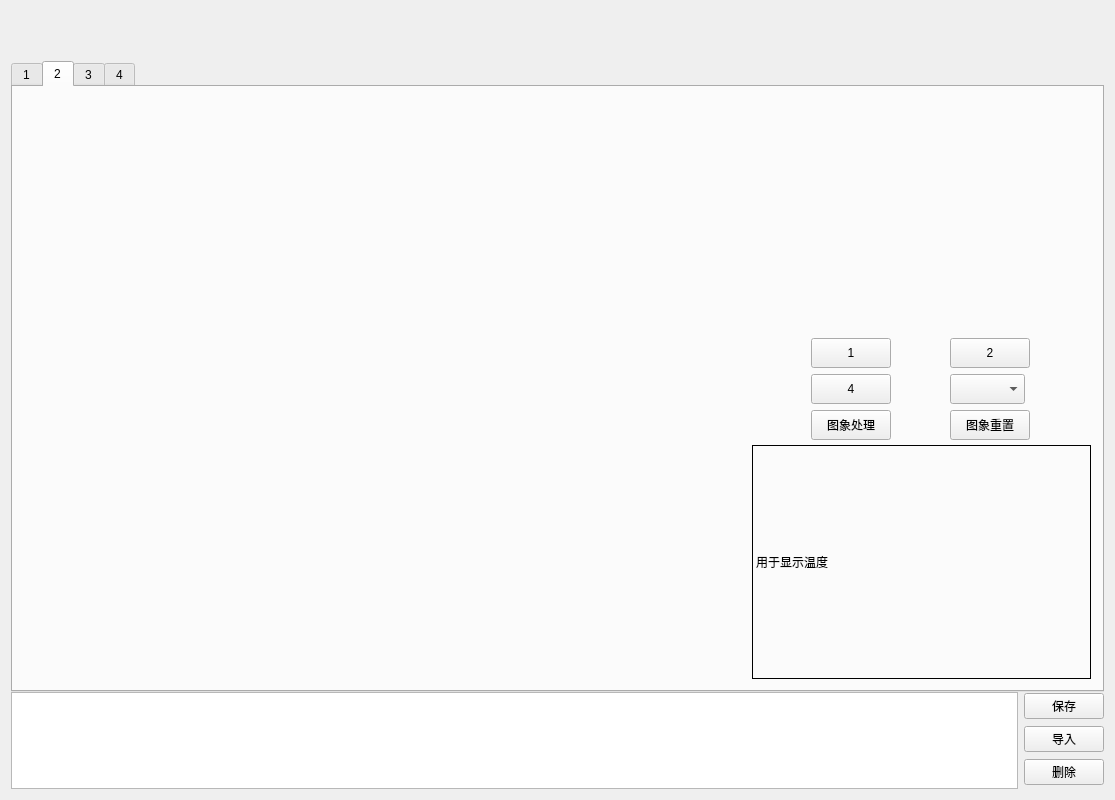
The window that MTD/widget.ui (wj199046/MTD-20170814) describes before a commit, drawn with Qt 5.
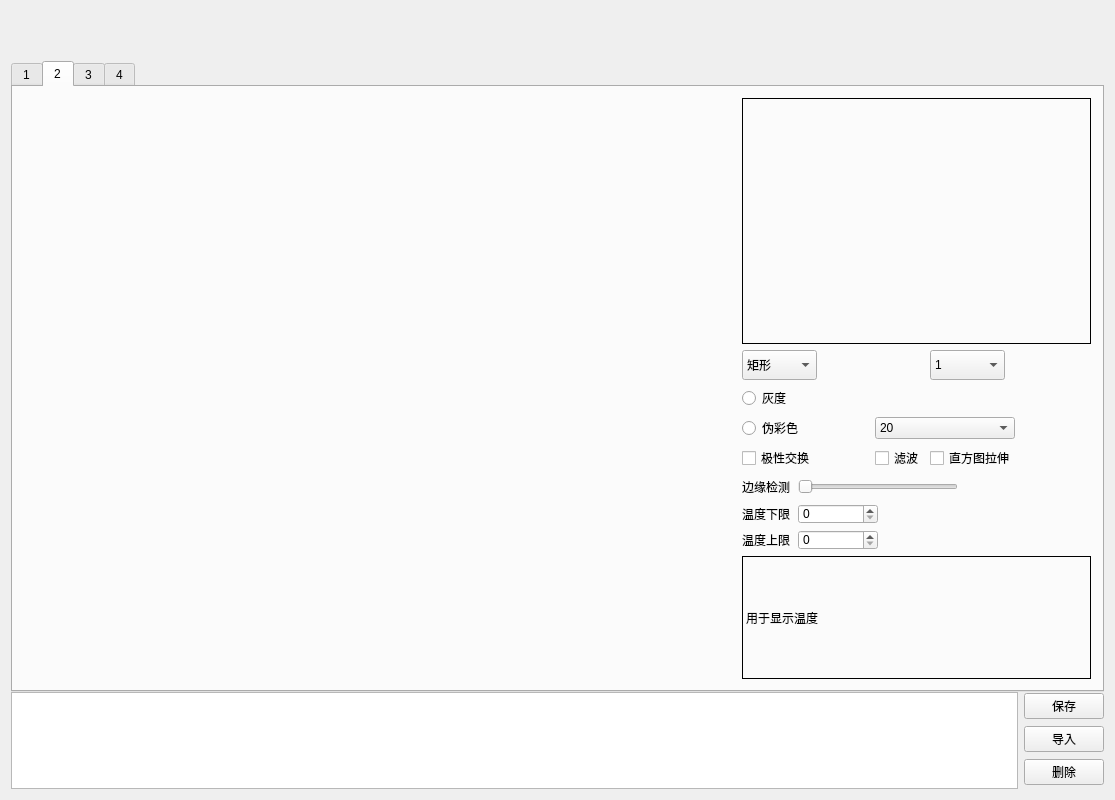
The same window after the commit. The open tabs and pages were chosen to show the change. Icons and pictures are not drawn. Custom widgets are drawn as their Qt base class.

Commit message: 删除图片分析界面，将控件放在主界面上

What changed in the file:
```diff
--- a/MTD/widget.ui
+++ b/MTD/widget.ui
@@ -527,20 +527,17 @@
            <item>
             <layout class="QHBoxLayout" name="horizontalLayout_6" stretch="2,1">
              <property name="spacing">
-              <number>50</number>
+              <number>20</number>
              </property>
              <item>
               <widget class="SplitScreenLabelWidget" name="label_analysisPicture" native="true"/>
              </item>
              <item>
-              <layout class="QVBoxLayout" name="verticalLayout_3">
-               <property name="spacing">
-                <number>5</number>
-               </property>
+              <layout class="QVBoxLayout" name="verticalLayout_3" stretch="2,1,1">
                <item>
                 <widget class="QLabel" name="label_printScreen">
                  <property name="frameShape">
-                  <enum>QFrame::NoFrame</enum>
+                  <enum>QFrame::Box</enum>
                  </property>
                  <property name="text">
                   <string/>
@@ -549,51 +546,7 @@
                </item>
                <item>
                 <layout class="QGridLayout" name="gridLayout_2">
-                 <property name="horizontalSpacing">
-                  <number>0</number>
-                 </property>
-                 <property name="verticalSpacing">
-                  <number>6</number>
-                 </property>
-                 <item row="0" column="0">
-                  <widget class="QPushButton" name="pushButton_splitScreen_1">
-                   <property name="sizePolicy">
-                    <sizepolicy hsizetype="Fixed" vsizetype="Fixed">
-                     <horstretch>0</horstretch>
-                     <verstretch>0</verstretch>
-                    </sizepolicy>
-                   </property>
-                   <property name="minimumSize">
-                    <size>
-                     <width>0</width>
-                     <height>30</height>
-                    </size>
-                   </property>
-                   <property name="text">
-                    <string>1</string>
-                   </property>
-                  </widget>
-                 </item>
-                 <item row="0" column="1">
-                  <widget class="QPushButton" name="pushButton_splitScreen_2">
-                   <property name="sizePolicy">
-                    <sizepolicy hsizetype="Fixed" vsizetype="Fixed">
-                     <horstretch>0</horstretch>
-                     <verstretch>0</verstretch>
-                    </sizepolicy>
-                   </property>
-                   <property name="minimumSize">
-                    <size>
-                     <width>0</width>
-                     <height>30</height>
-                    </size>
-                   </property>
-                   <property name="text">
-                    <string>2</string>
-                   </property>
-                  </widget>
-                 </item>
-                 <item row="1" column="1">
+                 <item row="0" column="0" colspan="3">
                   <widget class="QComboBox" name="comboBox_printScreenForm">
                    <property name="sizePolicy">
                     <sizepolicy hsizetype="Fixed" vsizetype="Fixed">
@@ -613,10 +566,25 @@
                      <height>30</height>
                     </size>
                    </property>
+                   <item>
+                    <property name="text">
+                     <string>矩形</string>
+                    </property>
+                   </item>
+                   <item>
+                    <property name="text">
+                     <string>椭圆形</string>
+                    </property>
+                   </item>
+                   <item>
+                    <property name="text">
+                     <string>多边形</string>
+                    </property>
+                   </item>
                   </widget>
                  </item>
-                 <item row="2" column="0">
-                  <widget class="QPushButton" name="pushButton_maniTool">
+                 <item row="0" column="3" colspan="2">
+                  <widget class="QComboBox" name="comboBox_splitScreen">
                    <property name="sizePolicy">
                     <sizepolicy hsizetype="Fixed" vsizetype="Fixed">
                      <horstretch>0</horstretch>
@@ -625,36 +593,105 @@
                    </property>
                    <property name="minimumSize">
                     <size>
-                     <width>0</width>
+                     <width>75</width>
                      <height>30</height>
                     </size>
                    </property>
+                   <item>
+                    <property name="text">
+                     <string>1</string>
+                    </property>
+                   </item>
+                   <item>
+                    <property name="text">
+                     <string>2</string>
+                    </property>
+                   </item>
+                   <item>
+                    <property name="text">
+                     <string>4</string>
+                    </property>
+                   </item>
+                  </widget>
+                 </item>
+                 <item row="1" column="0" colspan="3">
+                  <widget class="QRadioButton" name="radioButton_GrayScale_2">
                    <property name="text">
-                    <string>图象处理</string>
+                    <string>灰度</string>
                    </property>
                   </widget>
                  </item>
-                 <item row="2" column="1">
-                  <widget class="QPushButton" name="pushButton_pictureReset">
+                 <item row="2" column="0" colspan="2">
+                  <widget class="QRadioButton" name="radioButton_PseudoColor_2">
+                   <property name="text">
+                    <string>伪彩色</string>
+                   </property>
+                  </widget>
+                 </item>
+                 <item row="2" column="2" colspan="2">
+                  <widget class="QComboBox" name="comboBox_PseudoColorSelector_2">
+                   <item>
+                    <property name="text">
+                     <string>20</string>
+                    </property>
+                   </item>
+                   <item>
+                    <property name="text">
+                     <string>40</string>
+                    </property>
+                   </item>
+                   <item>
+                    <property name="text">
+                     <string>80</string>
+                    </property>
+                   </item>
+                   <item>
+                    <property name="text">
+                     <string>160</string>
+                    </property>
+                   </item>
+                  </widget>
+                 </item>
+                 <item row="3" column="0" colspan="2">
+                  <widget class="QCheckBox" name="checkBox_polarityReversal">
                    <property name="sizePolicy">
                     <sizepolicy hsizetype="Fixed" vsizetype="Fixed">
                      <horstretch>0</horstretch>
                      <verstretch>0</verstretch>
                     </sizepolicy>
                    </property>
+                   <property name="text">
+                    <string>极性交换</string>
+                   </property>
+                  </widget>
+                 </item>
+                 <item row="4" column="0">
+                  <widget class="QLabel" name="label_2">
+                   <property name="sizePolicy">
+                    <sizepolicy hsizetype="Fixed" vsizetype="Fixed">
+                     <horstretch>0</horstretch>
+                     <verstretch>0</verstretch>
+                    </sizepolicy>
+                   </property>
                    <property name="minimumSize">
                     <size>
-                     <width>0</width>
-                     <height>30</height>
+                     <width>50</width>
+                     <height>12</height>
                     </size>
                    </property>
+                   <property name="maximumSize">
+                    <size>
+                     <width>50</width>
+                     <height>12</height>
+                    </size>
+                   </property>
                    <property name="text">
-                    <string>图象重置</string>
+                    <string>边缘检测</string>
                    </property>
                   </widget>
                  </item>
-                 <item row="1" column="0">
-                  <widget class="QPushButton" name="pushButton_splitScreen_4">
+                 <item row="4" column="1" colspan="4">
+                  <widget class="QSlider" name="horizontalSlider_edgeDetection">
                    <property name="sizePolicy">
                     <sizepolicy hsizetype="Fixed" vsizetype="Fixed">
                      <horstretch>0</horstretch>
@@ -663,12 +700,102 @@
                    </property>
                    <property name="minimumSize">
                     <size>
-                     <width>0</width>
-                     <height>30</height>
+                     <width>160</width>
+                     <height>22</height>
                     </size>
                    </property>
+                   <property name="maximumSize">
+                    <size>
+                     <width>160</width>
+                     <height>22</height>
+                    </size>
+                   </property>
+                   <property name="orientation">
+                    <enum>Qt::Horizontal</enum>
+                   </property>
+                  </widget>
+                 </item>
+                 <item row="5" column="0">
+                  <widget class="QLabel" name="Label_3">
                    <property name="text">
-                    <string>4</string>
+                    <string>温度下限</string>
+                   </property>
+                  </widget>
+                 </item>
+                 <item row="5" column="1" colspan="3">
+                  <widget class="QSpinBox" name="SpinBox_lowerTemperature">
+                   <property name="sizePolicy">
+                    <sizepolicy hsizetype="Fixed" vsizetype="Fixed">
+                     <horstretch>0</horstretch>
+                     <verstretch>0</verstretch>
+                    </sizepolicy>
+                   </property>
+                   <property name="minimumSize">
+                    <size>
+                     <width>80</width>
+                     <height>20</height>
+                    </size>
+                   </property>
+                   <property name="maximumSize">
+                    <size>
+                     <width>80</width>
+                     <height>20</height>
+                    </size>
+                   </property>
+                   <property name="maximum">
+                    <number>255</number>
+                   </property>
+                  </widget>
+                 </item>
+                 <item row="6" column="0">
+                  <widget class="QLabel" name="Label_4">
+                   <property name="text">
+                    <string>温度上限</string>
+                   </property>
+                  </widget>
+                 </item>
+                 <item row="6" column="1" colspan="3">
+                  <widget class="QSpinBox" name="SpinBox_upperTemperature">
+                   <property name="sizePolicy">
+                    <sizepolicy hsizetype="Fixed" vsizetype="Fixed">
+                     <horstretch>0</horstretch>
+                     <verstretch>0</verstretch>
+                    </sizepolicy>
+                   </property>
+                   <property name="minimumSize">
+                    <size>
+                     <width>80</width>
+                     <height>20</height>
+                    </size>
+                   </property>
+                   <property name="maximumSize">
+                    <size>
+                     <width>80</width>
+                     <height>20</height>
+                    </size>
+                   </property>
+                   <property name="maximum">
+                    <number>255</number>
+                   </property>
+                  </widget>
+                 </item>
+                 <item row="3" column="2">
+                  <widget class="QCheckBox" name="checkBox_filtration">
+                   <property name="sizePolicy">
+                    <sizepolicy hsizetype="Fixed" vsizetype="Fixed">
+                     <horstretch>0</horstretch>
+                     <verstretch>0</verstretch>
+                    </sizepolicy>
+                   </property>
+                   <property name="text">
+                    <string>滤波</string>
+                   </property>
+                  </widget>
+                 </item>
+                 <item row="3" column="3">
+                  <widget class="QCheckBox" name="checkBox_histogram">
+                   <property name="text">
+                    <string>直方图拉伸</string>
                    </property>
                   </widget>
                  </item>
```
Left out of the diff: 20 changed lines with no effect on the pictures. The commit also changes 6 other files.
